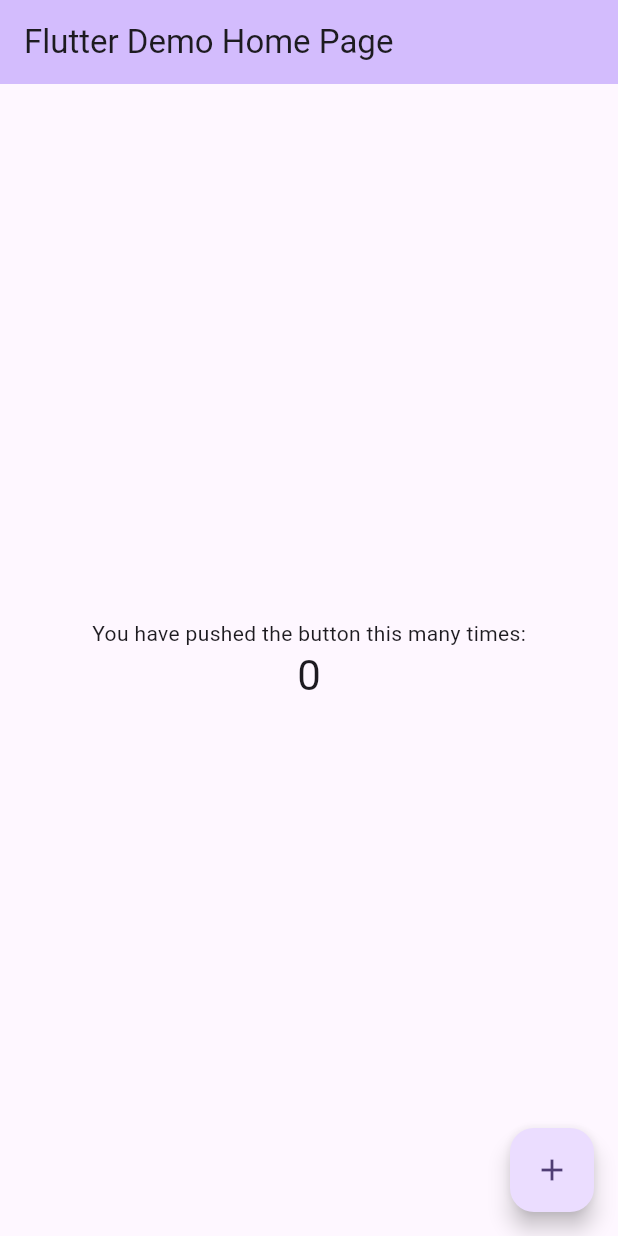
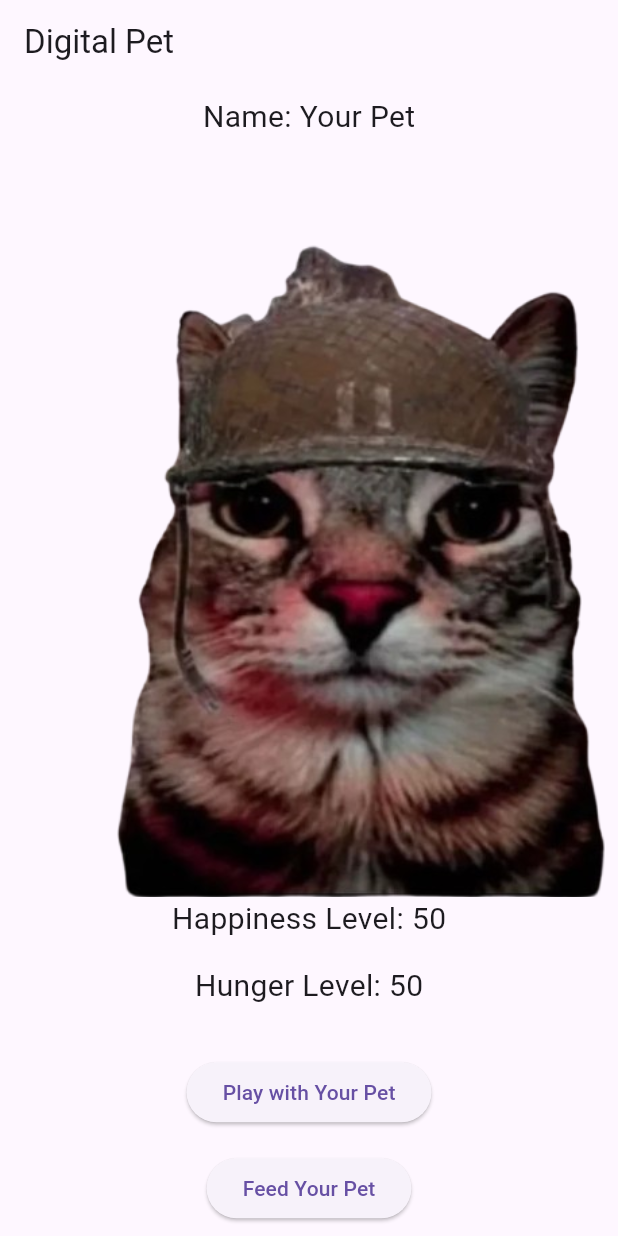
Before and after one commit to souparathon/CW3, a Flutter app: the screen it shows after launch, on a phone screen of 412 x 824 dp. Run offline on Flutter 3.47's test engine with Material 3 defaults, Android fonts, the light colour scheme and no system bars.

Commit message:
Push the cat code

```diff
--- a/cw3/lib/main.dart
+++ b/cw3/lib/main.dart
@@ -1,125 +1,93 @@
 import 'package:flutter/material.dart';
 
 void main() {
-  runApp(const MyApp());
+  runApp(MaterialApp(
+    home: DigitalPetApp(),
+  ));
 }
 
-class MyApp extends StatelessWidget {
-  const MyApp({super.key});
-
-  // This widget is the root of your application.
+class DigitalPetApp extends StatefulWidget {
   @override
-  Widget build(BuildContext context) {
-    return MaterialApp(
-      title: 'Flutter Demo',
-      theme: ThemeData(
-        // This is the theme of your application.
-        //
-        // TRY THIS: Try running your application with "flutter run". You'll see
-        // the application has a purple toolbar. Then, without quitting the app,
-        // try changing the seedColor in the colorScheme below to Colors.green
-        // and then invoke "hot reload" (save your changes or press the "hot
-        // reload" button in a Flutter-supported IDE, or press "r" if you used
-        // the command line to start the app).
-        //
-        // Notice that the counter didn't reset back to zero; the application
-        // state is not lost during the reload. To reset the state, use hot
-        // restart instead.
-        //
-        // This works for code too, not just values: Most code changes can be
-        // tested with just a hot reload.
-        colorScheme: ColorScheme.fromSeed(seedColor: Colors.deepPurple),
-        useMaterial3: true,
-      ),
-      home: const MyHomePage(title: 'Flutter Demo Home Page'),
-    );
-  }
+  _DigitalPetAppState createState() => _DigitalPetAppState();
 }
 
-class MyHomePage extends StatefulWidget {
-  const MyHomePage({super.key, required this.title});
+class _DigitalPetAppState extends State<DigitalPetApp> {
+  String petName = "Your Pet";
+  int happinessLevel = 50;
+  int hungerLevel = 50;
+  String _currentImage = 'assets/cat.png';
+  // Function to increase happiness and update hunger when playing with the pet
+  void _playWithPet() {
+    setState(() {
+      happinessLevel = (happinessLevel + 10).clamp(0, 100);
+      _updateHunger();
+    });
+  }
 
-  // This widget is the home page of your application. It is stateful, meaning
-  // that it has a State object (defined below) that contains fields that affect
-  // how it looks.
+  // Function to decrease hunger and update happiness when feeding the pet
+  void _feedPet() {
+    setState(() {
+      hungerLevel = (hungerLevel - 10).clamp(0, 100);
+      _updateHappiness();
+    });
+  }
 
-  // This class is the configuration for the state. It holds the values (in this
-  // case the title) provided by the parent (in this case the App widget) and
-  // used by the build method of the State. Fields in a Widget subclass are
-  // always marked "final".
+  // Update happiness based on hunger level
+  void _updateHappiness() {
+    if (hungerLevel < 30) {
+      happinessLevel = (happinessLevel - 20).clamp(0, 100);
+    } else {
+      happinessLevel = (happinessLevel + 10).clamp(0, 100);
+    }
+  }
 
-  final String title;
-
-  @override
-  State<MyHomePage> createState() => _MyHomePageState();
-}
-
-class _MyHomePageState extends State<MyHomePage> {
-  int _counter = 0;
-
-  void _incrementCounter() {
-    setState(() {
-      // This call to setState tells the Flutter framework that something has
-      // changed in this State, which causes it to rerun the build method below
-      // so that the display can reflect the updated values. If we changed
-      // _counter without calling setState(), then the build method would not be
-      // called again, and so nothing would appear to happen.
-      _counter++;
-    });
+  // Increase hunger level slightly when playing with the pet
+  void _updateHunger() {
+    hungerLevel = (hungerLevel + 5).clamp(0, 100);
+    if (hungerLevel > 100) {
+      hungerLevel = 100;
+      happinessLevel = (happinessLevel - 20).clamp(0, 100);
+    }
   }
 
   @override
   Widget build(BuildContext context) {
-    // This method is rerun every time setState is called, for instance as done
-    // by the _incrementCounter method above.
-    //
-    // The Flutter framework has been optimized to make rerunning build methods
-    // fast, so that you can just rebuild anything that needs updating rather
-    // than having to individually change instances of widgets.
     return Scaffold(
       appBar: AppBar(
-        // TRY THIS: Try changing the color here to a specific color (to
-        // Colors.amber, perhaps?) and trigger a hot reload to see the AppBar
-        // change color while the other colors stay the same.
-        backgroundColor: Theme.of(context).colorScheme.inversePrimary,
-        // Here we take the value from the MyHomePage object that was created by
-        // the App.build method, and use it to set our appbar title.
-        title: Text(widget.title),
+        title: Text('Digital Pet'),
       ),
       body: Center(
-        // Center is a layout widget. It takes a single child and positions it
-        // in the middle of the parent.
         child: Column(
-          // Column is also a layout widget. It takes a list of children and
-          // arranges them vertically. By default, it sizes itself to fit its
-          // children horizontally, and tries to be as tall as its parent.
-          //
-          // Column has various properties to control how it sizes itself and
-          // how it positions its children. Here we use mainAxisAlignment to
-          // center the children vertically; the main axis here is the vertical
-          // axis because Columns are vertical (the cross axis would be
-          // horizontal).
-          //
-          // TRY THIS: Invoke "debug painting" (choose the "Toggle Debug Paint"
-          // action in the IDE, or press "p" in the console), to see the
-          // wireframe for each widget.
           mainAxisAlignment: MainAxisAlignment.center,
           children: <Widget>[
-            const Text(
-              'You have pushed the button this many times:',
+            Text(
+              'Name: $petName',
+              style: TextStyle(fontSize: 20.0),
             ),
+            SizedBox(height: 16.0),
+            Image.asset(_currentImage),
             Text(
-              '$_counter',
-              style: Theme.of(context).textTheme.headlineMedium,
+              'Happiness Level: $happinessLevel',
+              style: TextStyle(fontSize: 20.0),
+            ),
+            SizedBox(height: 16.0),
+            Text(
+              'Hunger Level: $hungerLevel',
+              style: TextStyle(fontSize: 20.0),
+            ),
+            SizedBox(height: 32.0),
+            ElevatedButton(
+              onPressed: _playWithPet,
+              child: Text('Play with Your Pet'),
+            ),
+            SizedBox(height: 16.0),
+            ElevatedButton(
+              onPressed: _feedPet,
+              child: Text('Feed Your Pet'),
             ),
           ],
         ),
       ),
-      floatingActionButton: FloatingActionButton(
-        onPressed: _incrementCounter,
-        tooltip: 'Increment',
-        child: const Icon(Icons.add),
-      ), // This trailing comma makes auto-formatting nicer for build methods.
     );
   }
 }
--- a/cw3/pubspec.yaml
+++ b/cw3/pubspec.yaml
@@ -58,9 +58,8 @@
   # the material Icons class.
   uses-material-design: true
 
-  # To add assets to your application, add an assets section, like this:
-  # assets:
-  #   - images/a_dot_burr.jpeg
+  assets:
+     - assets/cat.png
   #   - images/a_dot_ham.jpeg
 
   # An image asset can refer to one or more resolution-specific "variants", see
```
Also changed, not shown: cw3/assets/cat.png (added).
